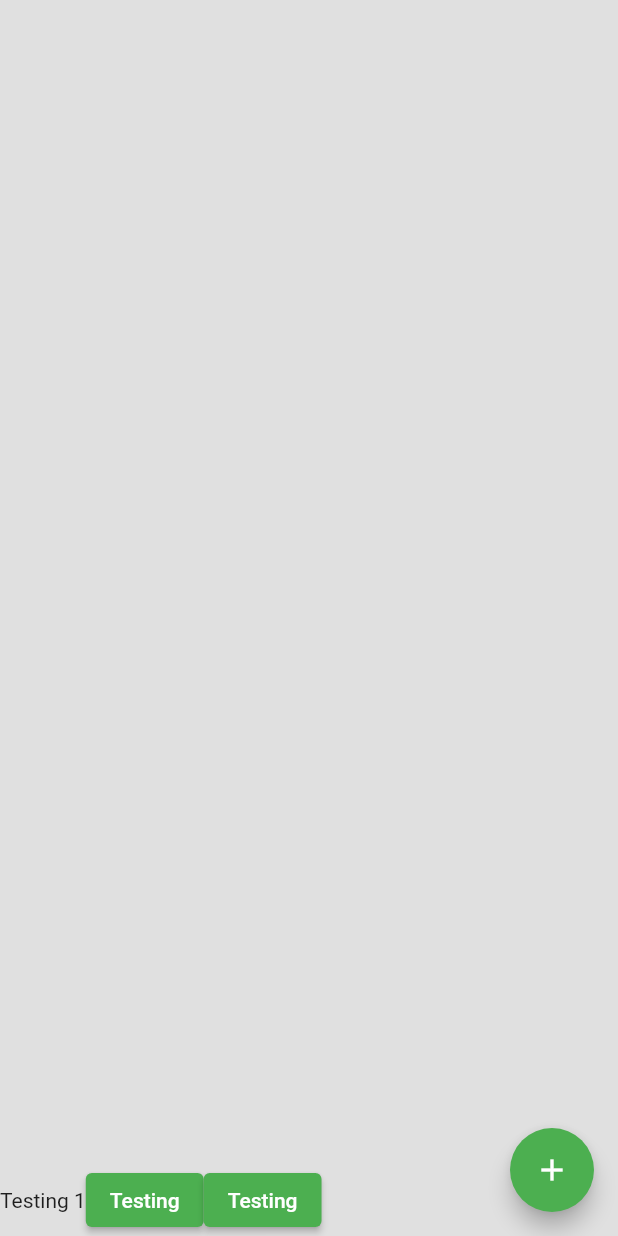
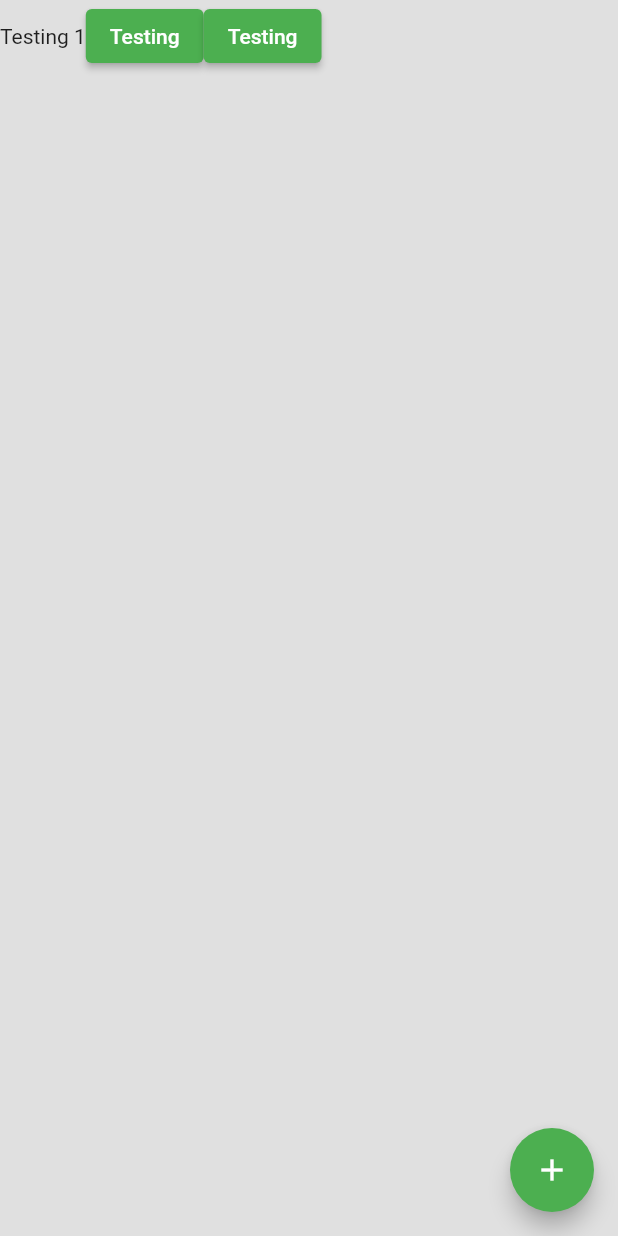
Before and after one commit to GeonwooVincentKim/daily_expanditure_0131, a Flutter app: the screen it shows after launch, on a phone screen of 412 x 824 dp. Run offline on Flutter 3.47's test engine with Material 2 defaults, Android fonts, the phone set to English and light mode, and no system bars; our stand-ins replace flutter_slidable.

Commit message:
[Update] - Dev01

```diff
--- a/lib/screens/home.dart
+++ b/lib/screens/home.dart
@@ -64,10 +64,7 @@ class _HomePageState extends State<HomePage> {
               );
             },
           ),
-          Expanded(
-            child: Align(
-              alignment: Alignment.bottomCenter,
-              child: Row(
+          Row(
             children: [
               Text("Testing 1"),
               ElevatedButton(
@@ -83,8 +80,6 @@ class _HomePageState extends State<HomePage> {
                 ),
               )
             ],
-              ),
-            ),
           )
 
         ],
```
Lines whose indentation alone changed are shown as unchanged.
